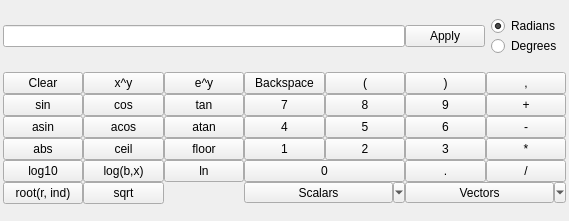
Qt form Source/SVWidgetsLib/FilterParameterWidgets/UI_Files/CalculatorWidget.ui (BlueQuartzSoftware/SIMPL) before a commit.
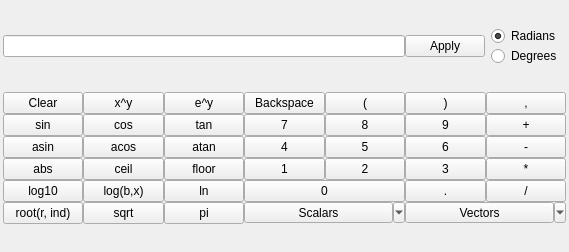
The same form after that commit.

Commit message: Adding “pi” button.

```diff
--- a/Source/SVWidgetsLib/FilterParameterWidgets/UI_Files/CalculatorWidget.ui
+++ b/Source/SVWidgetsLib/FilterParameterWidgets/UI_Files/CalculatorWidget.ui
@@ -7,7 +7,7 @@
     <x>0</x>
     <y>0</y>
     <width>569</width>
-    <height>221</height>
+    <height>252</height>
    </rect>
   </property>
   <property name="windowTitle">
@@ -366,6 +366,13 @@
        </property>
       </widget>
      </item>
+     <item row="6" column="4">
+      <widget class="QPushButton" name="piBtn">
+       <property name="text">
+        <string>pi</string>
+       </property>
+      </widget>
+     </item>
     </layout>
    </item>
   </layout>
```
The commit also changes 2 other files.
